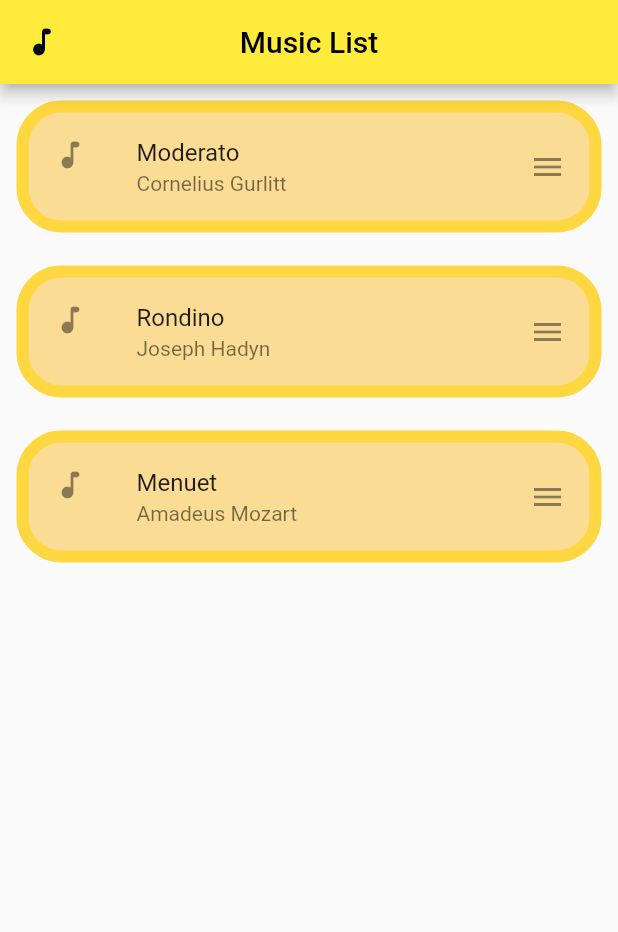
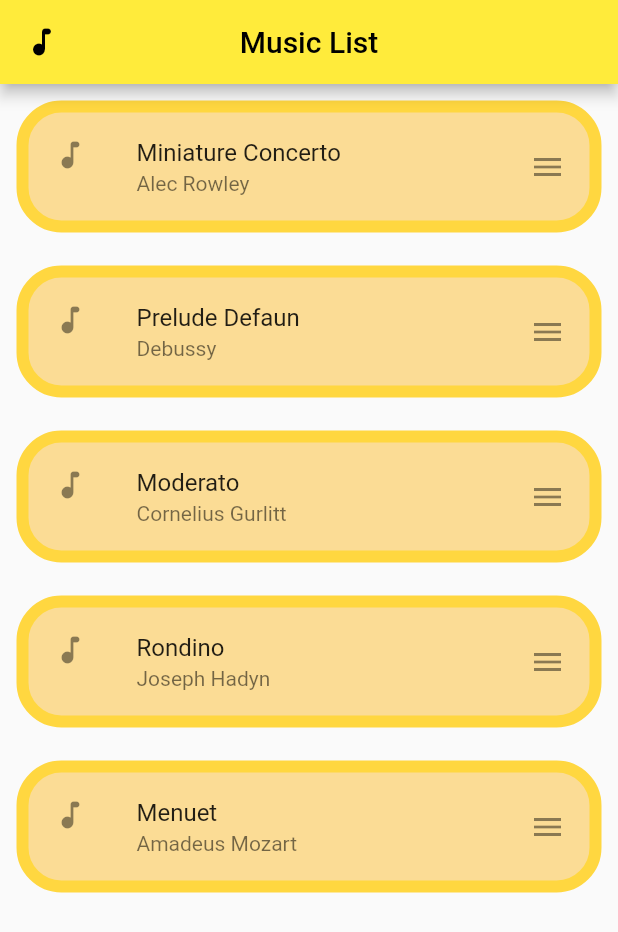
Before and after one commit to iamEmmaWang/piano_buddy, a Flutter app: the screen it shows after launch, on a phone screen of 412 x 824 dp. Shown: the top 932 px of the screen. Run offline on Flutter 3.47's test engine with Material 2 defaults, Android fonts, the phone set to English and light mode, and no system bars; our stand-ins replace assets_audio_player; missing offline and left inert: internet_file, pdfx.

Commit message:
Add Song Assets Using Google Doc Link Method

```diff
--- a/lib/Models/Song.dart
+++ b/lib/Models/Song.dart
@@ -53,6 +53,26 @@ class Song{
 }
 
 Map<String, Song> songDictionary = {
+  "Miniature Concerto": Song.fromLinks(
+      songName: "Miniature Concerto",
+      composer: "Alec Rowley",
+      primoPDF: "https://drive.google.com/uc?id=1y1lOgV3FdGBkGMOb89rojlEE6-3haj7g&export=download",
+      primoAudio: "https://drive.google.com/uc?id=1l1kLEzVnTqyw_TJJD6j1Oe9__FlSq_XW&export=download",
+      secondoPDF: "https://drive.google.com/uc?id=1y1lOgV3FdGBkGMOb89rojlEE6-3haj7g&export=download",
+      secondoAudio: "https://drive.google.com/uc?id=1tpXEOTYT3KXYo1Rzc1572pv4bceqWLBQ&export=download",
+      bothPDF: "https://drive.google.com/uc?id=1y1lOgV3FdGBkGMOb89rojlEE6-3haj7g&export=download",
+      bothAudio: "https://drive.google.com/uc?id=1Kx70F8BoZJUNmhgRFRgHBpqth-3l9cof&export=download"
+  ),
+  "Prelude Defaun": Song.fromLinks(
+      songName: "Prelude Defaun",
+      composer: "Debussy",
+      primoPDF: "https://drive.google.com/uc?id=1fzJChP7ty48i-mPSyo9YvDUbhq5j8q55&export=download",
+      primoAudio: "https://www.free-scores.com/MP3SUPT/gurlitt-cornelius-moderato-9646-183875.mp3",
+      secondoPDF: "https://drive.google.com/uc?id=1fzJChP7ty48i-mPSyo9YvDUbhq5j8q55&export=download",
+      secondoAudio: "https://drive.google.com/uc?id=1usOI5H2vkh95t6FjaTd_oMHmDwfe04ss&export=download",
+      bothPDF: "https://drive.google.com/uc?id=1fzJChP7ty48i-mPSyo9YvDUbhq5j8q55&export=download",
+      bothAudio: "https://www.free-scores.com/MP3T/gurlitt-cornelius-moderato-183875.mp3"
+  ),
   "Moderato": Song.fromLinks(
       songName: "Moderato",
       composer: "Cornelius Gurlitt",
--- a/lib/Pages/Splash.dart
+++ b/lib/Pages/Splash.dart
@@ -43,7 +43,7 @@ class _SplashState extends State<Splash> {
                   "CopyRight Concerto Buddy Inc -Emma Wang",
                   style: TextStyle(fontSize: 25, color: Colors.black),
                 ),
-              )
+              ),
             ],
           ),
         ),
```
